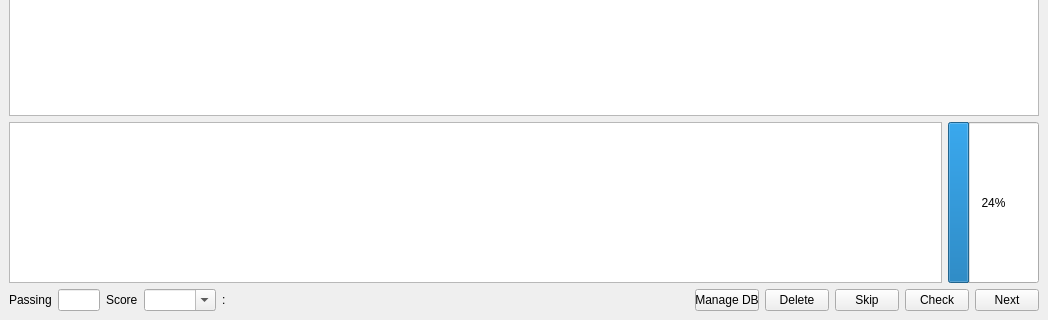
Old version of the form src/qrammer/window/cramming.ui in the repository alex-lt-kong/qrammer; both pictures show x 0 to 1048 and y 464 to 784 of the 1048 by 784 pixel window.
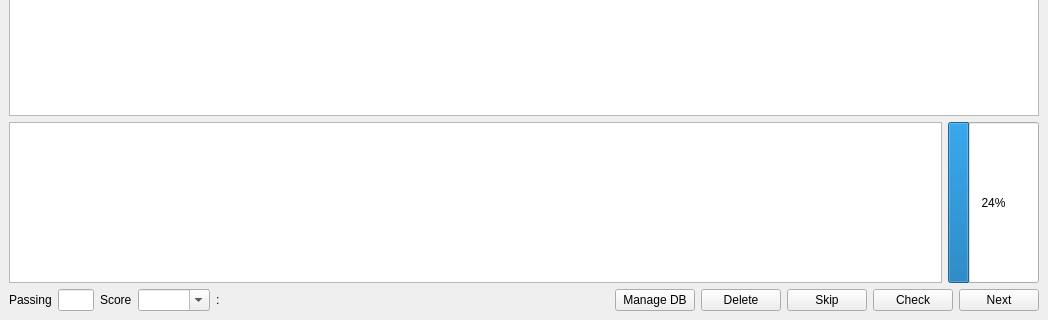
New version of the form. Icons and pictures are not drawn.

```diff
--- a/src/qrammer/window/cramming.ui
+++ b/src/qrammer/window/cramming.ui
@@ -270,7 +270,7 @@
        <widget class="QPushButton" name="pushButton_ManageDB">
         <property name="maximumSize">
          <size>
-          <width>64</width>
+          <width>96</width>
           <height>16777215</height>
          </size>
         </property>
@@ -283,7 +283,7 @@
        <widget class="QPushButton" name="pushButton_Delete">
         <property name="maximumSize">
          <size>
-          <width>64</width>
+          <width>96</width>
           <height>16777215</height>
          </size>
         </property>
@@ -302,7 +302,7 @@
         </property>
         <property name="maximumSize">
          <size>
-          <width>64</width>
+          <width>96</width>
           <height>16777215</height>
          </size>
         </property>
@@ -321,7 +321,7 @@
         </property>
         <property name="maximumSize">
          <size>
-          <width>64</width>
+          <width>96</width>
           <height>16777215</height>
          </size>
         </property>
@@ -343,7 +343,7 @@
         </property>
         <property name="maximumSize">
          <size>
-          <width>64</width>
+          <width>96</width>
           <height>16777215</height>
          </size>
         </property>
```
